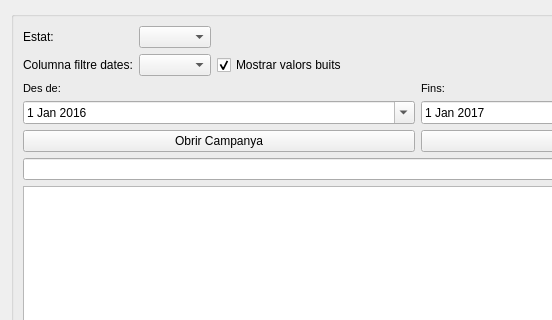
This is core/ui/toolbars/cm/campaign_management.ui in Giswater/giswater_qgis_plugin as Qt 5 draws it before an edit; both pictures show x 0 to 552 and y 0 to 320 of the 835 by 669 pixel window. The edited form follows.
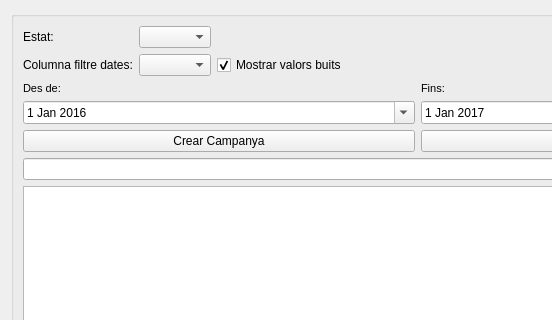
This is the edited form.

Commit message: feat(campaign): add functionality for btns

What changed in the file:
```diff
--- a/core/ui/toolbars/cm/campaign_management.ui
+++ b/core/ui/toolbars/cm/campaign_management.ui
@@ -176,7 +176,7 @@
         <item>
          <widget class="QPushButton" name="campaign_btn_open">
           <property name="text">
-           <string>Obrir Campanya</string>
+           <string>Crear Campanya</string>
           </property>
          </widget>
         </item>
```
Left out of the diff: 9 changed lines with no effect on the pictures. The commit also changes 1 other file.
